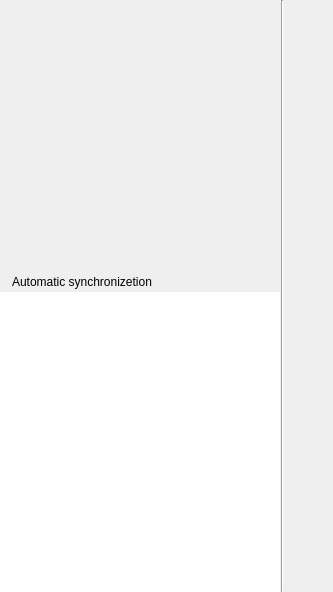
Above: plugins/timedate/src/kiran-timedate-widget.ui from openeuler-mirror/kiran-control-panel before the change. Below: the same form after it.
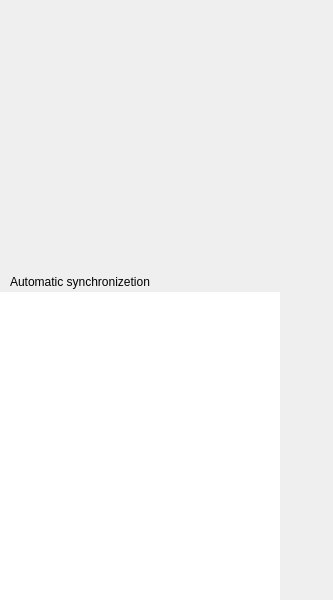
That is the form after the change. Custom widgets are drawn as their Qt base class.

Patch:
```diff
--- a/plugins/timedate/src/kiran-timedate-widget.ui
+++ b/plugins/timedate/src/kiran-timedate-widget.ui
@@ -2,6 +2,14 @@
 <ui version="4.0">
  <class>KiranTimeDateWidget</class>
  <widget class="QWidget" name="KiranTimeDateWidget">
+  <property name="geometry">
+   <rect>
+    <x>0</x>
+    <y>0</y>
+    <width>333</width>
+    <height>600</height>
+   </rect>
+  </property>
   <property name="windowTitle">
    <string>KiranTimeDateWidget</string>
   </property>
@@ -10,7 +18,7 @@
   </property>
   <layout class="QHBoxLayout" name="horizontalLayout_2">
    <property name="spacing">
-    <number>1</number>
+    <number>4</number>
    </property>
    <property name="leftMargin">
     <number>0</number>
@@ -148,7 +156,7 @@
            </property>
            <property name="sizeHint" stdset="0">
             <size>
-             <width>12</width>
+             <width>10</width>
              <height>20</height>
             </size>
            </property>
@@ -215,14 +223,7 @@
     </widget>
    </item>
    <item>
-    <widget class="Line" name="line">
-     <property name="orientation">
-      <enum>Qt::Vertical</enum>
-     </property>
-    </widget>
-   </item>
-   <item>
-    <widget class="QWidget" name="widget_content" native="true">
+    <widget class="KiranColorBlock" name="widget_content" native="true">
      <layout class="QVBoxLayout" name="verticalLayout_2">
       <property name="spacing">
        <number>20</number>
@@ -263,6 +264,12 @@
    <extends>QListWidget</extends>
    <header location="global">kiran-sidebar-widget.h</header>
   </customwidget>
+  <customwidget>
+   <class>KiranColorBlock</class>
+   <extends>QWidget</extends>
+   <header location="global">kiran-color-block.h</header>
+   <container>1</container>
+  </customwidget>
  </customwidgets>
  <resources/>
  <connections/>
```
Left out of the diff: 2 changed lines with no effect on the pictures.
